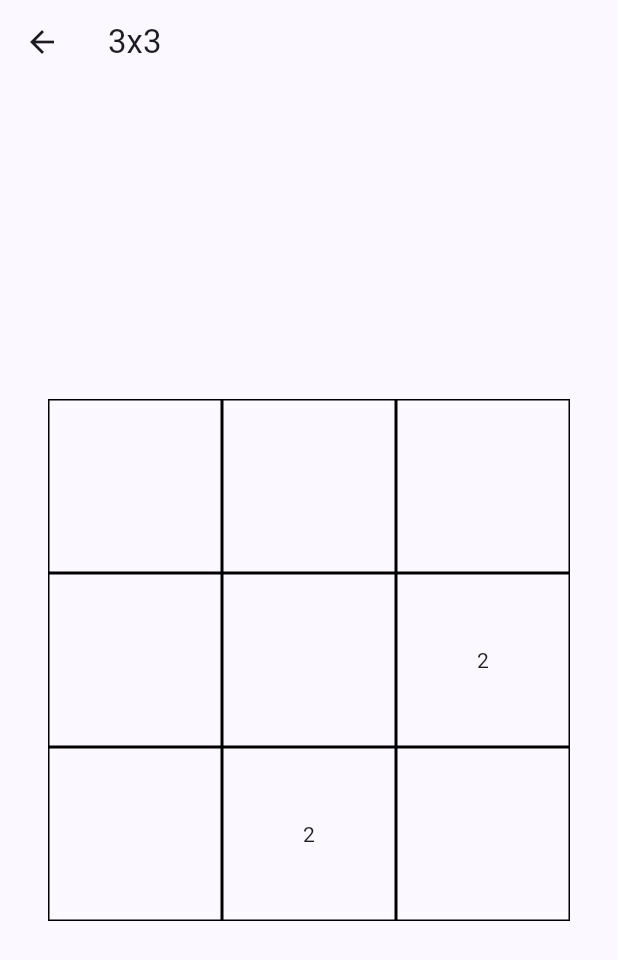
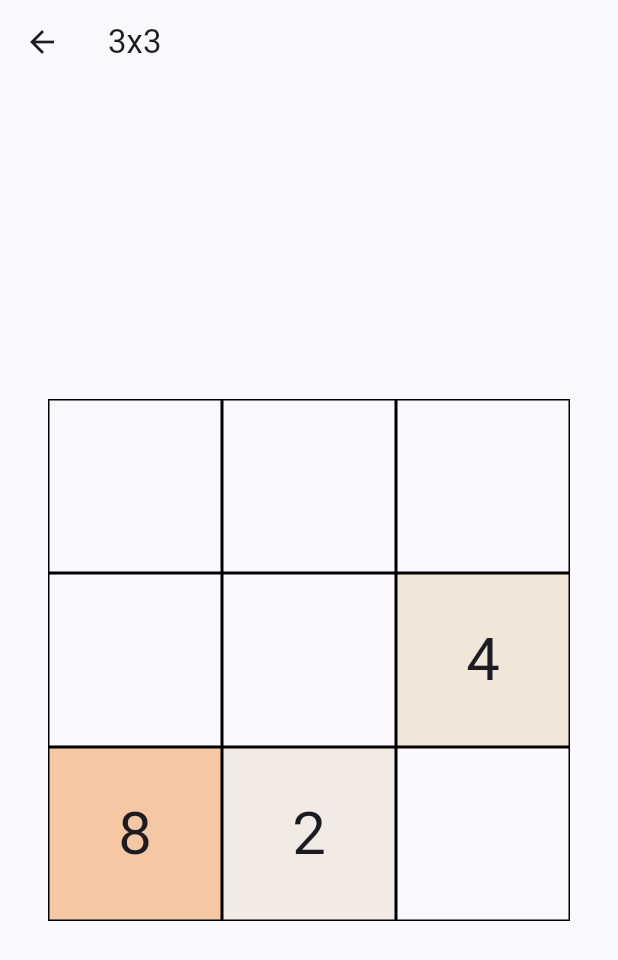
Before and after one commit to pretorean/flutter2048, a Flutter app: the screen it shows after launch, after a tap on an icon or button, on a phone screen of 412 x 824 dp. Shown: the top 960 px of the screen. Run offline on Flutter 3.47's test engine with Material 3 defaults, Android fonts, the phone set to English and light mode, and no system bars; drawn by our look-alikes of auto_size_text; our stand-ins replace bloc, bloc_concurrency, clock, equatable, flutter_bloc, stack_trace; generated files the repository leaves out were written again.

Commit message:
add cell color and text size

```diff
--- a/lib/domain/board.dart
+++ b/lib/domain/board.dart
@@ -7,10 +7,27 @@ typedef BoardArray = List<List<int>>;
 class Board {
   final BoardSize size;
   final BoardArray array;
+  final int maxValue;
 
-  Board(this.size, BoardArray array) : array = copyArray(array);
+  Board(this.size, BoardArray array, this.maxValue) : array = copyArray(array);
 
-  Board.create({required this.size}) : array = seedArray(_createArray(size));
+  Board.create({required this.size})
+      : array = seedArray(_createArray(size)),
+        maxValue = 2;
+
+  Board.fake()
+      : size = BoardSize.square_8x8,
+        maxValue = pow(2, 16).toInt(),
+        array = [
+          List.generate(8, (index) => pow(2, index * 2 + 1).toInt()).toList(),
+          List.generate(8, (index) => pow(2, index * 2 + 2).toInt()).toList(),
+          List.generate(8, (index) => pow(2, index * 2 + 3).toInt()).toList(),
+          List.generate(8, (index) => pow(2, index * 2 + 4).toInt()).toList(),
+          List.generate(8, (index) => pow(2, index * 2 + 5).toInt()).toList(),
+          List.generate(8, (index) => pow(2, index * 2 + 6).toInt()).toList(),
+          List.generate(8, (index) => pow(2, index * 2 + 7).toInt()).toList(),
+          List.generate(8, (index) => pow(2, index * 2 + 8).toInt()).toList(),
+        ];
 
   static BoardArray _createArray(BoardSize size) => List.generate(
         size.height,
@@ -43,12 +60,12 @@ class Board {
       return array;
     }
 
-    for (final index in [1, 2]) {
+    for (final adderValue in [2, 4, 8]) {
       final value = random.nextInt(freeSpaces.length);
       final position = freeSpaces.elementAt(value);
 
       assert(array[position.y][position.x] == 0, 'seed non zero value');
-      array[position.y][position.x] = 2;
+      array[position.y][position.x] = adderValue;
       freeSpaces.remove(position);
     }
     return array;
--- a/lib/domain/board_size.dart
+++ b/lib/domain/board_size.dart
@@ -4,7 +4,8 @@ enum BoardSize {
   square_5x5,
   square_6x6,
   square_7x7,
-  square_8x8;
+  square_8x8,
+  custom;
 
   int get width => switch (this) {
         BoardSize.square_3x3 => 3,
@@ -13,6 +14,7 @@ enum BoardSize {
         BoardSize.square_6x6 => 6,
         BoardSize.square_7x7 => 7,
         BoardSize.square_8x8 => 8,
+        BoardSize.custom => 0,
       };
 
   int get height => switch (this) {
@@ -22,5 +24,6 @@ enum BoardSize {
         BoardSize.square_6x6 => 6,
         BoardSize.square_7x7 => 7,
         BoardSize.square_8x8 => 8,
+        BoardSize.custom => 0,
       };
 }
--- a/lib/util/extension/board_size_extension.dart
+++ b/lib/util/extension/board_size_extension.dart
@@ -8,5 +8,6 @@ extension BoardSizeExtension on BoardSize {
         BoardSize.square_6x6 => '6x6',
         BoardSize.square_7x7 => '7x7',
         BoardSize.square_8x8 => '8x8',
+        BoardSize.custom => 'Custom',
       };
 }
--- a/lib/widget/game/board_cell.dart
+++ b/lib/widget/game/board_cell.dart
@@ -1,23 +1,52 @@
+import 'package:auto_size_text/auto_size_text.dart';
 import 'package:flutter/material.dart';
 
 class BoardCell extends StatelessWidget {
   final int value;
+  final Color? color;
 
   const BoardCell({
     required this.value,
+    required this.color,
     super.key,
   });
 
   @override
   Widget build(BuildContext context) {
     return DecoratedBox(
-      decoration: BoxDecoration(border: Border.all()),
+      decoration: BoxDecoration(
+        border: Border.all(),
+        color: color,
+      ),
       child: AspectRatio(
         aspectRatio: 1,
         child: Center(
-          child: value > 0 ? Text('$value') : const SizedBox.shrink(),
+          child: value > 0
+              ? Padding(
+                  padding: const EdgeInsets.all(8.0),
+                  child: AutoSizeText(
+                    _getText(),
+                    style: const TextStyle(fontSize: 40),
+                    maxLines: 1,
+                  ),
+                )
+              : const SizedBox.shrink(),
         ),
       ),
     );
   }
+
+  String _getText() {
+    if (value > 1000 * 1000) {
+      final newValue = (value / (1024 * 1024)).round();
+      return '${newValue}M';
+    }
+
+    if (value > 3 * 1000) {
+      final newValue = (value / 1024).round();
+      return '${newValue}K';
+    }
+
+    return '$value';
+  }
 }
--- a/lib/widget/game/game_screen_widget.dart
+++ b/lib/widget/game/game_screen_widget.dart
@@ -3,6 +3,23 @@ import 'package:flutter2048/bloc/game/game_bloc.dart';
 import 'package:flutter2048/core/dependency/dependencies_scope.dart';
 import 'package:flutter2048/widget/game/base_game_widget.dart';
 import 'package:flutter2048/widget/game/board_cell.dart';
+
+const _minCellColor = Color(0x10F57F17);
+const _maxCellColor = Color(0xaaF57F17);
+
+final baseColors = <int, Color>{
+  2: const Color(0xffeee4da),
+  4: const Color(0xffede0c8),
+  8: const Color(0xfff2b179),
+  16: const Color(0xfff59563),
+  32: const Color(0xfff67c5f),
+  64: const Color(0xfff65e3b),
+  128: const Color(0xffedcf72),
+  256: const Color(0xffedcc61),
+  512: const Color(0xffedc850),
+  1024: const Color(0xffedc53f),
+  2048: const Color(0xffedc22e),
+};
 
 class GameScreenWidget extends StatefulWidget {
   const GameScreenWidget({super.key});
@@ -29,7 +46,16 @@ class _GameScreenWidgetState extends State<GameScreenWidget> {
                 (row) => Expanded(
                   child: Row(
                     mainAxisSize: MainAxisSize.min,
-                    children: row.map((e) => Expanded(child: BoardCell(value: e))).toList(),
+                    children: row
+                        .map(
+                          (e) => Expanded(
+                            child: BoardCell(
+                              value: e,
+                              color: e > 0 ? _calculateColor(e, state.board.maxValue) : null,
+                            ),
+                          ),
+                        )
+                        .toList(),
                   ),
                 ),
               )
@@ -38,4 +64,14 @@ class _GameScreenWidgetState extends State<GameScreenWidget> {
       },
     );
   }
+
+  Color _calculateColor(int value, int maxValue) {
+    const baseValue = 2048;
+
+    if (value <= baseValue) return baseColors[value]?.withAlpha(0xB0) ?? _minCellColor;
+
+    final t2 = value / maxValue;
+    final t = t2.clamp(0.0, 1.0);
+    return Color.lerp(_minCellColor, _maxCellColor, t) ?? _minCellColor;
+  }
 }
--- a/pubspec.yaml
+++ b/pubspec.yaml
@@ -17,6 +17,7 @@ dependencies:
     sdk: flutter
 
   cupertino_icons: ^1.0.8
+  auto_size_text: ^3.0.0
 
   equatable: ^2.0.5
   clock: ^1.1.1
```
Also changed, not shown: lib/bloc/game/game_bloc.dart (+59 -36 lines).
